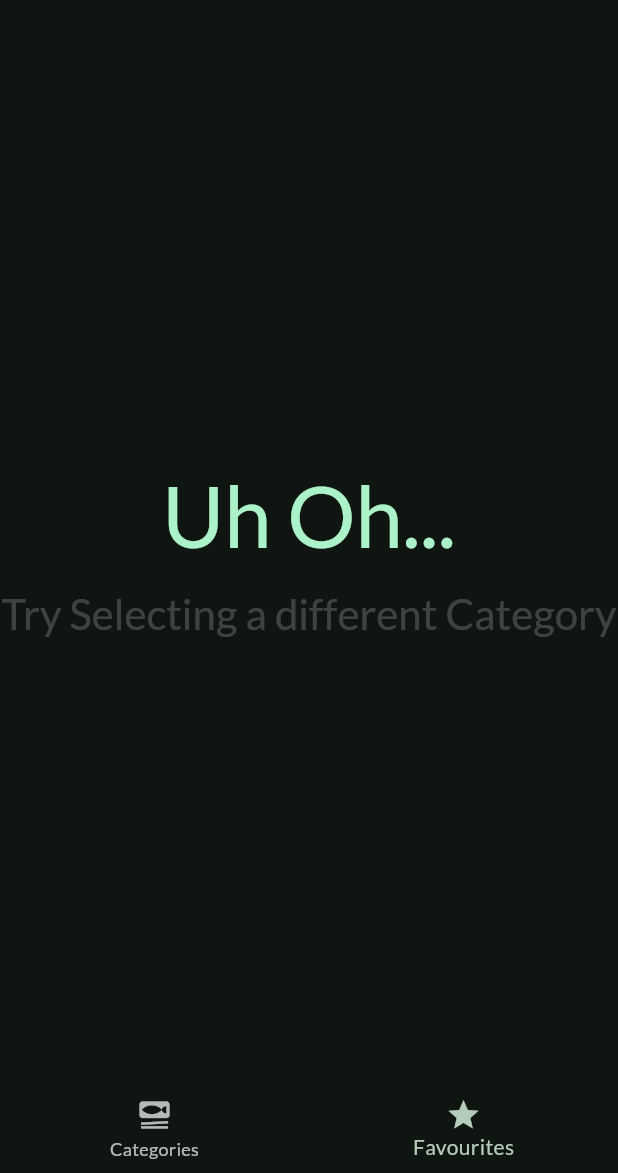
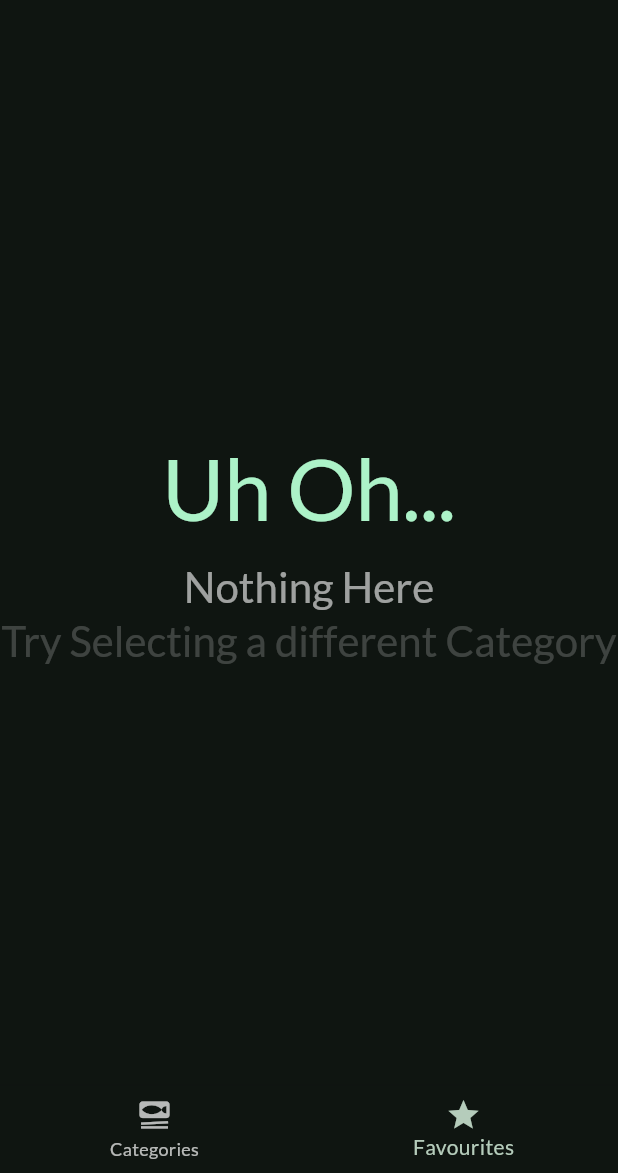
Before and after one commit to Huzaifa-Quadri/Flutter-Meals-App, a Flutter app: the screen it shows after launch, item 2 of the bottom bar chosen, on a phone screen of 412 x 824 dp, the part 63-1236 px from its top. Run offline on Flutter 3.47's test engine with Material 3 defaults, Android fonts, the phone set to English and light mode, and no system bars; our stand-ins replace google_fonts, transparent_image.

```diff
--- a/lib/screens/filters.dart
+++ b/lib/screens/filters.dart
@@ -52,7 +52,7 @@ class _FilterScreen extends State<Filters> {
             Filter.vegan: _isVeganfilterset,
           });
         },
-    // WillPopScope(           //* Deprecated version & now PopScope is used !
+    // WillPopScope(           //! Deprecated version & now PopScope is used !
     //   onWillPop: () async {
     //     Navigator.pop(context, {
     //       Filter.glutenFree: _isglutenFreefilterset,
--- a/lib/screens/meals.dart
+++ b/lib/screens/meals.dart
@@ -21,6 +21,11 @@ class Meals extends StatelessWidget {
                 color: Theme.of(context).colorScheme.onPrimaryContainer)),
 
             const SizedBox(height: 16),
+            Text("Nothing Here",
+                style: Theme.of(context)
+                    .textTheme
+                    .headlineMedium!
+                    .copyWith(color: Theme.of(context).hintColor)),
 
             Text("Try Selecting a different Category",
                 style: Theme.of(context)
--- a/lib/screens/tabs.dart
+++ b/lib/screens/tabs.dart
@@ -5,6 +5,8 @@ import 'package:meals/screens/categories.dart';
 import 'package:meals/screens/filters.dart';
 import 'package:meals/screens/meals.dart';
 import 'package:meals/widjets/appdrawer.dart';
+
+// todo:                                                    THIS IS THE ACTUAL HOME PAGE OR SCREEN OF THE ENTIRE APP
 
 const kInitialFilters = {
   Filter.glutenFree : false,
```
Also changed, not shown: pubspec.yaml (+8 -0 lines), assets/image/icon.png (added), pubspec.lock, 39 other files.
